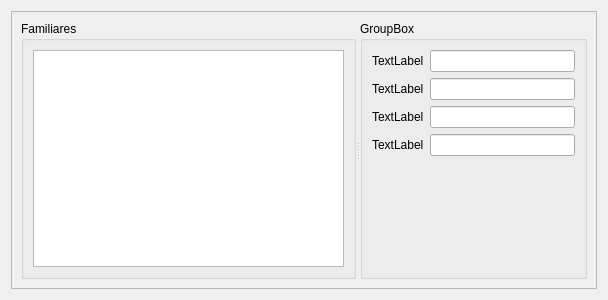
Before: the Qt Designer form gui_design/wzrdPgDatosIntegrantes.ui in cabumtz/censocathdesktop, drawn with Qt 5.
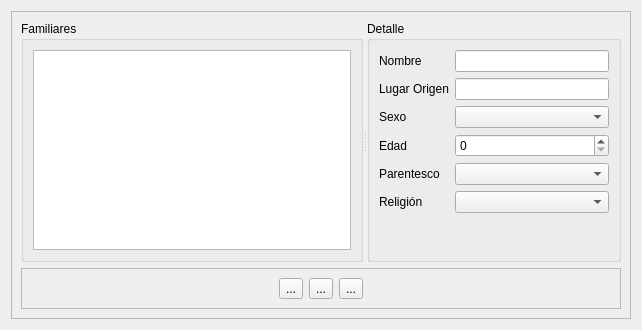
After: the same form once the commit is applied.

The edit to the form file:
```diff
--- a/gui_design/wzrdPgDatosIntegrantes.ui
+++ b/gui_design/wzrdPgDatosIntegrantes.ui
@@ -6,13 +6,16 @@
    <rect>
     <x>0</x>
     <y>0</y>
-    <width>608</width>
-    <height>300</height>
+    <width>642</width>
+    <height>330</height>
    </rect>
   </property>
   <property name="windowTitle">
    <string>WizardPage</string>
   </property>
+  <property name="title">
+   <string>Datos de Familiares</string>
+  </property>
   <layout class="QHBoxLayout" name="horizontalLayout">
    <item>
     <widget class="QFrame" name="frame">
@@ -22,7 +25,7 @@
      <property name="frameShadow">
       <enum>QFrame::Raised</enum>
      </property>
-     <layout class="QHBoxLayout" name="horizontalLayout_3">
+     <layout class="QVBoxLayout" name="verticalLayout">
       <item>
        <widget class="QSplitter" name="splitter">
         <property name="orientation">
@@ -40,13 +43,13 @@
         </widget>
         <widget class="QGroupBox" name="groupBox_2">
          <property name="title">
-          <string>GroupBox</string>
+          <string>Detalle</string>
          </property>
          <layout class="QFormLayout" name="formLayout">
           <item row="0" column="0">
            <widget class="QLabel" name="label">
             <property name="text">
-             <string>TextLabel</string>
+             <string>Nombre</string>
             </property>
            </widget>
           </item>
@@ -56,7 +59,7 @@
           <item row="1" column="0">
            <widget class="QLabel" name="label_2">
             <property name="text">
-             <string>TextLabel</string>
+             <string>Lugar Origen</string>
             </property>
            </widget>
           </item>
@@ -66,27 +69,112 @@
           <item row="2" column="0">
            <widget class="QLabel" name="label_3">
             <property name="text">
-             <string>TextLabel</string>
+             <string>Sexo</string>
             </property>
            </widget>
           </item>
           <item row="2" column="1">
-           <widget class="QLineEdit" name="lineEdit_3"/>
+           <widget class="QComboBox" name="cmbBxSexo"/>
           </item>
           <item row="3" column="0">
            <widget class="QLabel" name="label_4">
             <property name="text">
-             <string>TextLabel</string>
+             <string>Edad</string>
             </property>
            </widget>
           </item>
           <item row="3" column="1">
-           <widget class="QLineEdit" name="lineEdit_4"/>
+           <widget class="QSpinBox" name="spnBxEdad"/>
+          </item>
+          <item row="4" column="0">
+           <widget class="QLabel" name="lblParentesco">
+            <property name="text">
+             <string>Parentesco</string>
+            </property>
+           </widget>
+          </item>
+          <item row="4" column="1">
+           <widget class="QComboBox" name="cmbBxParentesco"/>
+          </item>
+          <item row="5" column="0">
+           <widget class="QLabel" name="lblReligion">
+            <property name="text">
+             <string>Religión</string>
+            </property>
+           </widget>
+          </item>
+          <item row="5" column="1">
+           <widget class="QComboBox" name="cmbBxReligion"/>
           </item>
          </layout>
         </widget>
        </widget>
       </item>
+      <item>
+       <widget class="QFrame" name="frame_2">
+        <property name="sizePolicy">
+         <sizepolicy hsizetype="Minimum" vsizetype="Maximum">
+          <horstretch>0</horstretch>
+          <verstretch>0</verstretch>
+         </sizepolicy>
+        </property>
+        <property name="frameShape">
+         <enum>QFrame::StyledPanel</enum>
+        </property>
+        <property name="frameShadow">
+         <enum>QFrame::Raised</enum>
+        </property>
+        <layout class="QHBoxLayout" name="horizontalLayout_3">
+         <item>
+          <spacer name="horizontalSpacer">
+           <property name="orientation">
+            <enum>Qt::Horizontal</enum>
+           </property>
+           <property name="sizeHint" stdset="0">
+            <size>
+             <width>40</width>
+             <height>20</height>
+            </size>
+           </property>
+          </spacer>
+         </item>
+         <item>
+          <widget class="QToolButton" name="toolButton">
+           <property name="text">
+            <string>...</string>
+           </property>
+          </widget>
+         </item>
+         <item>
+          <widget class="QToolButton" name="toolButton_2">
+           <property name="text">
+            <string>...</string>
+           </property>
+          </widget>
+         </item>
+         <item>
+          <widget class="QToolButton" name="toolButton_3">
+           <property name="text">
+            <string>...</string>
+           </property>
+          </widget>
+         </item>
+         <item>
+          <spacer name="horizontalSpacer_2">
+           <property name="orientation">
+            <enum>Qt::Horizontal</enum>
+           </property>
+           <property name="sizeHint" stdset="0">
+            <size>
+             <width>40</width>
+             <height>20</height>
+            </size>
+           </property>
+          </spacer>
+         </item>
+        </layout>
+       </widget>
+      </item>
      </layout>
     </widget>
    </item>
```
Left out of the diff: 16 changed lines with no effect on the pictures.
